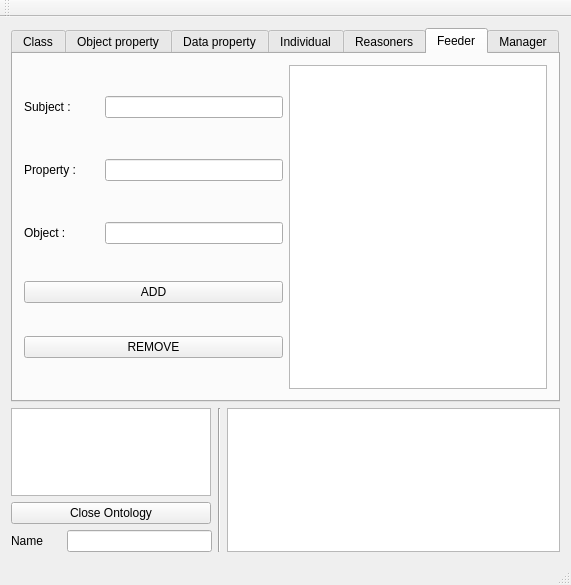
This is ui/ontologui.ui in sarthou/ontologenius as Qt 5 draws it before an edit. The edited form follows.
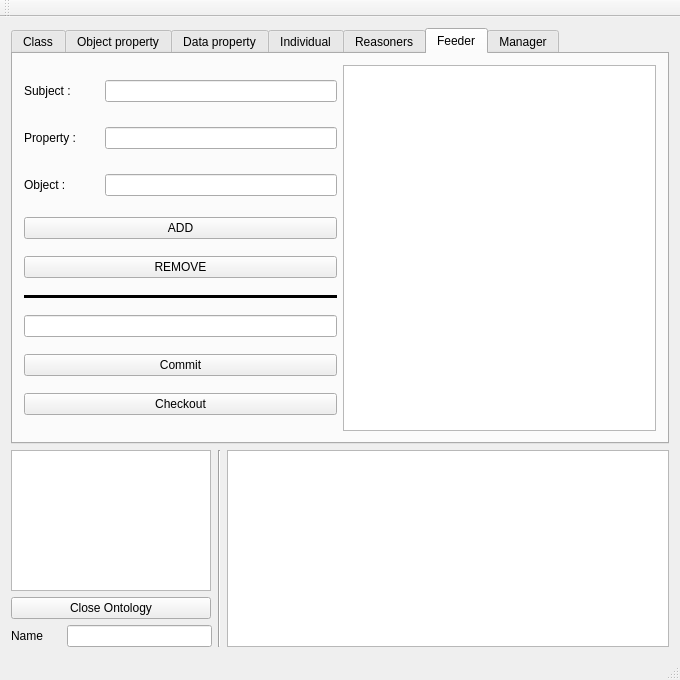
This is the edited form. The open tabs and pages were chosen to show the change. Icons and pictures are not drawn. Custom widgets are drawn as their Qt base class.

Commit message: [UPDATE] ontoloGUI feeder panel with commit and checkout

```diff
--- a/ui/ontologui.ui
+++ b/ui/ontologui.ui
@@ -6,8 +6,8 @@
    <rect>
     <x>0</x>
     <y>0</y>
-    <width>571</width>
-    <height>585</height>
+    <width>680</width>
+    <height>680</height>
    </rect>
   </property>
   <property name="windowTitle">
@@ -1245,6 +1245,41 @@
             </widget>
            </item>
 
+           <item>
+            <widget class="Line" name="line4">
+             <property name="frameShadow">
+              <enum>QFrame::Plain</enum>
+             </property>
+             <property name="lineWidth">
+              <number>100</number>
+             </property>
+             <property name="orientation">
+              <enum>Qt::Horizontal</enum>
+             </property>
+            </widget>
+           </item>
+
+           <item>
+            <widget class="QLineEdit" name="FeederCommitName">
+             </widget>
+           </item>
+
+           <item>
+            <widget class="QPushButtonExtended" name="FeederCommitButton">
+             <property name="text">
+              <string>Commit</string>
+             </property>
+            </widget>
+           </item>
+
+           <item>
+            <widget class="QPushButtonExtended" name="FeederCheckoutButton">
+             <property name="text">
+              <string>Checkout</string>
+             </property>
+            </widget>
+           </item>
+
          </layout>
         </item>
         <item>
```
The commit also changes 2 other files.
